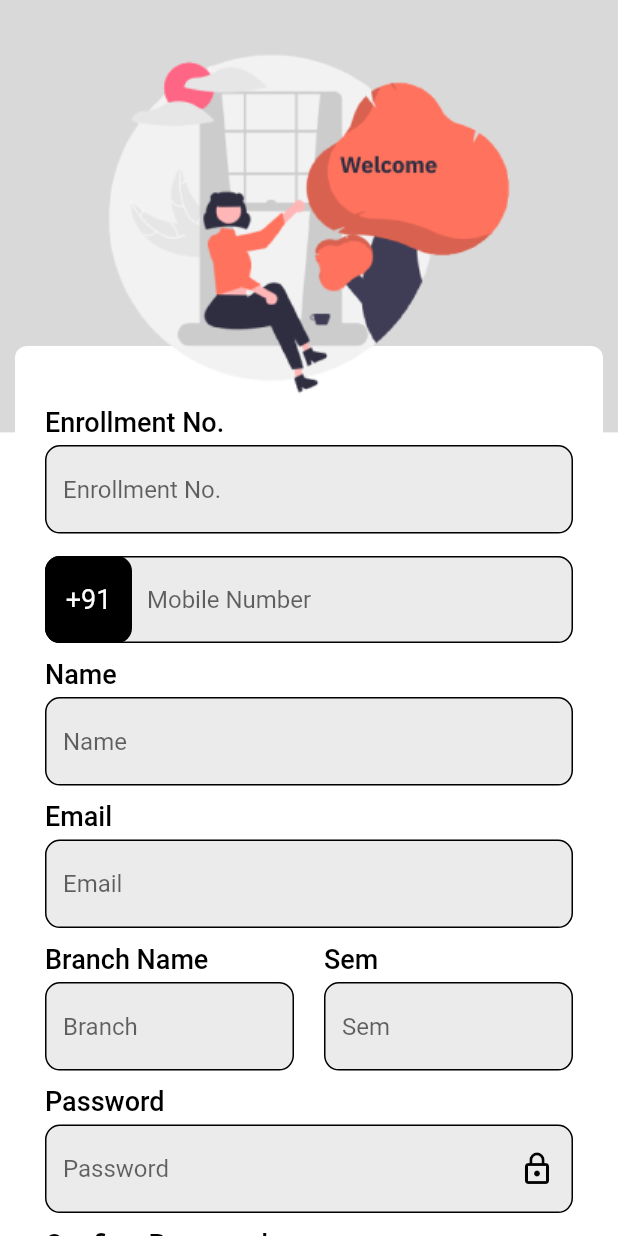
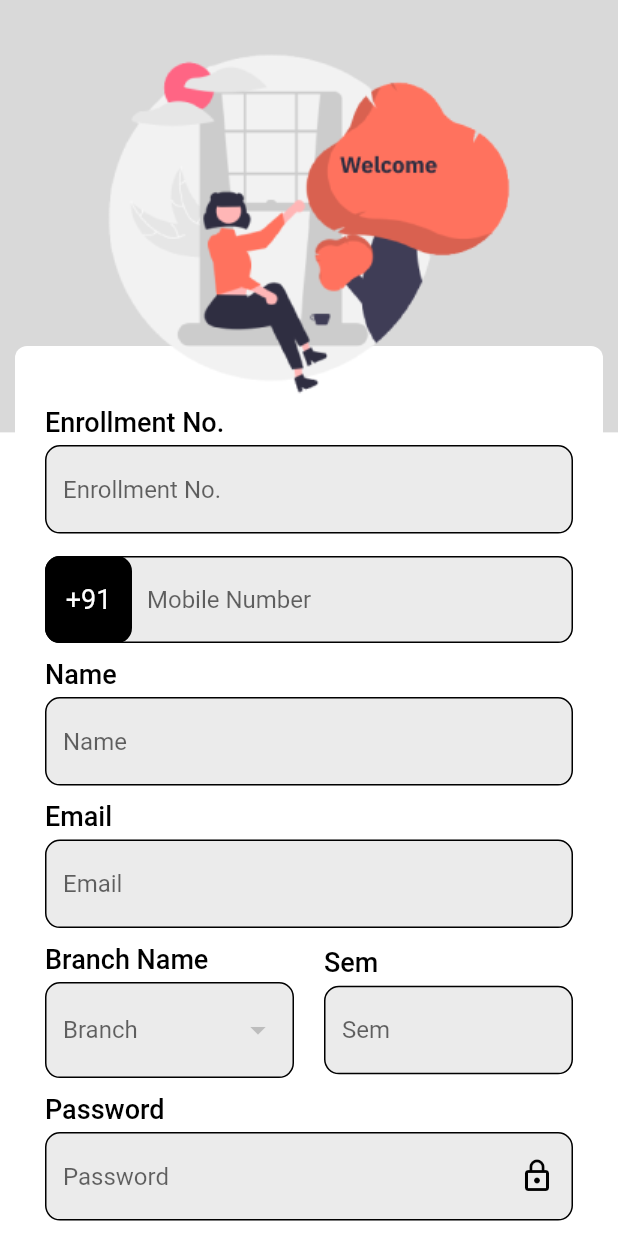
Before and after one commit to Dhruv-Maradiya/CPM_Flutter, a Flutter app: the screen it shows after launch, after a tap on "Create Account", on a phone screen of 412 x 824 dp. Run offline on Flutter 3.47's test engine with Material 2 defaults, Android fonts, the phone set to English and light mode, and no system bars; our stand-ins replace dio, flutter_spinkit, get, loading_indicator, shared_preferences; network calls fail.

```diff
--- a/lib/rest/rest_client.dart
+++ b/lib/rest/rest_client.dart
@@ -55,7 +55,7 @@ class ApiRequest {
 
   Future<ApiResponseModel> get() async {
     try {
-      var resp = await _dio().post(
+      var resp = await _dio().get(
         url,
         queryParameters: queryParameters,
       );
--- a/lib/rest/rest_constants.dart
+++ b/lib/rest/rest_constants.dart
@@ -5,7 +5,7 @@ class RestConstants {
 
   /// Auth related API's urls
   static String studentSignIn = "$baseURL/v1/student/login";
-  static String studentSignUpIn = "$baseURL/v1/student/create";
+  static String studentSignUp = "$baseURL/v1/student";
   static String facultySignIn = "$baseURL/v1/faculty/login";
 
   // Branch related API's urls
--- /dev/null
+++ b/lib/views/create_student_account/controllers/create_student_account_controller.dart
@@ -0,0 +1,77 @@
+import 'package:cpm/rest/model/base_model.dart';
+import 'package:cpm/rest/rest_client.dart';
+import 'package:cpm/rest/rest_constants.dart';
+import 'package:cpm/views/create_student_account/models/get_branches_model.dart'
+    as GetBranchesModel;
+import 'package:flutter/material.dart';
+import 'package:get/get.dart';
+
+class CreateStudentAccountController extends GetxController {
+  var branches = <GetBranchesModel.Datum>[].obs;
+
+  RxBool isObscure = true.obs;
+  RxBool isBranchLoading = true.obs;
+
+  int? selectedBranch;
+
+  final TextEditingController enrollmentNo = TextEditingController();
+  final TextEditingController name = TextEditingController();
+  final TextEditingController email = TextEditingController();
+  final TextEditingController password = TextEditingController();
+  final TextEditingController confirmPassword = TextEditingController();
+  final TextEditingController phone = TextEditingController();
+  final TextEditingController sem = TextEditingController();
+
+  @override
+  // ignore: unnecessary_overrides
+  void onInit() {
+    getBranches();
+    super.onInit();
+  }
+
+  void getBranches() async {
+    ApiRequest request = ApiRequest(url: RestConstants.branchFindMany);
+    isBranchLoading.value = true;
+    ApiResponseModel response = await request.get();
+
+    if (response.success) {
+      var data = GetBranchesModel.GetBranchesModel.fromJson(response.data).data;
+      branches.assignAll(data);
+      isBranchLoading.value = false;
+    } else {
+      final ApiErrorModel apiErrorModel =
+          ApiErrorModel.fromJson(response.error);
+      isBranchLoading.value = false;
+
+      Get.snackbar(apiErrorModel.message, '');
+
+      return null;
+    }
+  }
+
+  void submit() async {
+    ApiRequest request = ApiRequest(url: RestConstants.studentSignUp, data: {
+      "enrollmentNo": enrollmentNo.text,
+      "name": name.text,
+      "password": password.text,
+      "semester": int.parse(sem.text),
+      "branchId": selectedBranch,
+      "email": email.text,
+      "number": phone.text,
+    });
+    isBranchLoading.value = true;
+    ApiResponseModel response = await request.post();
+
+    if (response.success) {
+      Get.snackbar("Success", '');
+    } else {
+      final ApiErrorModel apiErrorModel =
+          ApiErrorModel.fromJson(response.error);
+      isBranchLoading.value = false;
+
+      Get.snackbar(apiErrorModel.message, '');
+
+      return null;
+    }
+  }
+}
--- a/lib/views/create_student_account/create_student_account_screen.dart
+++ b/lib/views/create_student_account/create_student_account_screen.dart
@@ -6,6 +6,6 @@ class CreateStudentAccountScreen extends StatelessWidget {
 
   @override
   Widget build(BuildContext context) {
-    return const CreateStudentAccountScreenWidget();
+    return CreateStudentAccountScreenWidget();
   }
 }
--- a/lib/views/create_student_account/widget/create_student_account_screen_widget.dart
+++ b/lib/views/create_student_account/widget/create_student_account_screen_widget.dart
@@ -1,28 +1,20 @@
 import 'package:cpm/core/constants/pallets.dart';
+import 'package:cpm/views/create_student_account/controllers/create_student_account_controller.dart';
+import 'package:cpm/views/create_student_account/widget/create_student_select_branch.dart';
 import 'package:cpm/views/sign_in_as_student/sign_in_as_student_screen.dart';
 import 'package:flutter/material.dart';
 import 'package:cpm/core/extensions/valid_email.dart';
+import 'package:get/get_state_manager/get_state_manager.dart';
+import 'package:get/instance_manager.dart';
 
-class CreateStudentAccountScreenWidget extends StatefulWidget {
-  const CreateStudentAccountScreenWidget({Key? key}) : super(key: key);
+// ignore: must_be_immutable
+class CreateStudentAccountScreenWidget extends StatelessWidget {
+  static final GlobalKey<FormState> _formKey = GlobalKey<FormState>();
 
-  @override
-  State<CreateStudentAccountScreenWidget> createState() =>
-      _CreateStudentAccountScreenWidgetState();
-}
+  CreateStudentAccountController createStudentAccountController =
+      Get.put(CreateStudentAccountController());
 
-class _CreateStudentAccountScreenWidgetState
-    extends State<CreateStudentAccountScreenWidget> {
-  bool isObscure = true;
-  static final GlobalKey<FormState> _formKey = GlobalKey<FormState>();
-  final TextEditingController _enrollmentNo = TextEditingController();
-  final TextEditingController _name = TextEditingController();
-  final TextEditingController _email = TextEditingController();
-  final TextEditingController _password = TextEditingController();
-  final TextEditingController _confirmPassword = TextEditingController();
-  final TextEditingController _phone = TextEditingController();
-  final TextEditingController _sem = TextEditingController();
-  final TextEditingController _branch = TextEditingController();
+  CreateStudentAccountScreenWidget({super.key});
 
   @override
   Widget build(BuildContext context) {
@@ -97,7 +89,8 @@ class _CreateStudentAccountScreenWidgetState
                                 return isValid ? null : msg;
                               },
                               maxLength: 12,
-                              controller: _enrollmentNo,
+                              controller:
+                                  createStudentAccountController.enrollmentNo,
                               decoration: InputDecoration(
                                 counterText: "",
                                 hintText: "Enrollment No.",
@@ -135,7 +128,7 @@ class _CreateStudentAccountScreenWidgetState
                             // MOBILE NUMBER
 
                             TextFormField(
-                              controller: _phone,
+                              controller: createStudentAccountController.phone,
                               decoration: InputDecoration(
                                 hintText: "Mobile Number",
                                 contentPadding: EdgeInsets.zero,
@@ -219,7 +212,7 @@ class _CreateStudentAccountScreenWidgetState
                               height: 5,
                             ),
                             TextFormField(
-                              controller: _name,
+                              controller: createStudentAccountController.name,
                               decoration: InputDecoration(
                                 hintText: "Name",
                                 focusColor: Pallets.scaffoldBgColor,
@@ -285,7 +278,7 @@ class _CreateStudentAccountScreenWidgetState
                               height: 5,
                             ),
                             TextFormField(
-                              controller: _email,
+                              controller: createStudentAccountController.email,
                               decoration: InputDecoration(
                                 hintText: "Email",
                                 focusColor: Pallets.scaffoldBgColor,
@@ -354,53 +347,56 @@ class _CreateStudentAccountScreenWidgetState
                                       const SizedBox(
                                         height: 5,
                                       ),
-                                      TextFormField(
-                                        controller: _branch,
-                                        decoration: InputDecoration(
-                                          hintText: "Branch",
-                                          focusColor: Pallets.scaffoldBgColor,
-                                          disabledBorder: OutlineInputBorder(
-                                              borderRadius:
-                                                  BorderRadius.circular(10),
-                                              borderSide: const BorderSide(
-                                                color: Pallets.primaryColor,
-                                              )),
-                                          focusedBorder: OutlineInputBorder(
-                                              borderRadius:
-                                                  BorderRadius.circular(10),
-                                              borderSide: const BorderSide(
-                                                color: Pallets.primaryColor,
-                                              )),
-                                          enabledBorder: OutlineInputBorder(
-                                              borderRadius:
-                                                  BorderRadius.circular(10),
-                                              borderSide: const BorderSide(
-                                                color: Pallets.primaryColor,
-                                              )),
-                                          border: OutlineInputBorder(
-                                            borderRadius:
-                                                BorderRadius.circular(10),
-                                            borderSide: const BorderSide(
-                                              color: Pallets.primaryColor,
-                                            ),
-                                          ),
-                                          filled: true,
-                                          fillColor: Pallets.textFieldBgColor,
-                                        ),
-                                        keyboardType: TextInputType.number,
-                                        textInputAction: TextInputAction.next,
-                                        cursorColor: Pallets.primaryColor,
-                                        validator: (value) {
-                                          bool isValid = true;
-                                          String msg = 'Select valid Branch.';
+                                      // TextFormField(
+                                      //   controller:
+                                      //       createStudentAccountController
+                                      //           .branch,
+                                      //   decoration: InputDecoration(
+                                      //     hintText: "Branch",
+                                      //     focusColor: Pallets.scaffoldBgColor,
+                                      //     disabledBorder: OutlineInputBorder(
+                                      //         borderRadius:
+                                      //             BorderRadius.circular(10),
+                                      //         borderSide: const BorderSide(
+                                      //           color: Pallets.primaryColor,
+                                      //         )),
+                                      //     focusedBorder: OutlineInputBorder(
+                                      //         borderRadius:
+                                      //             BorderRadius.circular(10),
+                                      //         borderSide: const BorderSide(
+                                      //           color: Pallets.primaryColor,
+                                      //         )),
+                                      //     enabledBorder: OutlineInputBorder(
+                                      //         borderRadius:
+                                      //             BorderRadius.circular(10),
+                                      //         borderSide: const BorderSide(
+                                      //           color: Pallets.primaryColor,
+                                      //         )),
+                                      //     border: OutlineInputBorder(
+                                      //       borderRadius:
+                                      //           BorderRadius.circular(10),
+                                      //       borderSide: const BorderSide(
+                                      //         color: Pallets.primaryColor,
+                                      //       ),
+                                      //     ),
+                                      //     filled: true,
+                                      //     fillColor: Pallets.textFieldBgColor,
+                                      //   ),
+                                      //   keyboardType: TextInputType.number,
+                                      //   textInputAction: TextInputAction.next,
+                                      //   cursorColor: Pallets.primaryColor,
+                                      //   validator: (value) {
+                                      //     bool isValid = true;
+                                      //     String msg = 'Select valid Branch.';
 
-                                          if (value!.isEmpty) {
-                                            isValid = false;
-                                          }
+                                      //     if (value!.isEmpty) {
+                                      //       isValid = false;
+                                      //     }
 
-                                          return isValid ? null : msg;
-                                        },
-                                      ),
+                                      //     return isValid ? null : msg;
+                                      //   },
+                                      // ),
+                                      SelectBranchDropDownState()
                                     ],
                                   ),
                                 ),
@@ -424,7 +420,8 @@ class _CreateStudentAccountScreenWidgetState
                                         height: 5,
                                       ),
                                       TextFormField(
-                                        controller: _sem,
+                                        controller:
+                                            createStudentAccountController.sem,
                                         decoration: InputDecoration(
                                           hintText: "Sem",
                                           focusColor: Pallets.scaffoldBgColor,
@@ -489,8 +486,9 @@ class _CreateStudentAccountScreenWidgetState
                             const SizedBox(
                               height: 5,
                             ),
-                            TextFormField(
-                              controller: _password,
+                            Obx(() => TextFormField(
+                                  controller:
+                                      createStudentAccountController.password,
                                   decoration: InputDecoration(
                                     hintText: "Password",
                                     focusColor: Pallets.scaffoldBgColor,
@@ -519,19 +517,22 @@ class _CreateStudentAccountScreenWidgetState
                                     fillColor: Pallets.textFieldBgColor,
                                     suffixIcon: InkWell(
                                       onTap: () {
-                                    setState(() {
-                                      isObscure = !isObscure;
-                                    });
+                                        createStudentAccountController
+                                                .isObscure.value =
+                                            !createStudentAccountController
+                                                .isObscure.value;
                                       },
                                       child: Icon(
-                                    isObscure
+                                        createStudentAccountController
+                                                .isObscure.value
                                             ? Icons.lock_outline
                                             : Icons.lock_open_outlined,
                                         color: Pallets.primaryColor,
                                       ),
                                     ),
                                   ),
-                              obscureText: isObscure,
+                                  obscureText: createStudentAccountController
+                                      .isObscure.value,
                                   keyboardType: TextInputType.text,
                                   textInputAction: TextInputAction.next,
                                   cursorColor: Pallets.primaryColor,
@@ -552,7 +553,7 @@ class _CreateStudentAccountScreenWidgetState
 
                                     return isValid ? null : msg;
                                   },
-                            ),
+                                )),
                             // CONFIRM PASSWORD
                             const SizedBox(
                               height: 10,
@@ -568,7 +569,8 @@ class _CreateStudentAccountScreenWidgetState
                               height: 5,
                             ),
                             TextFormField(
-                                controller: _confirmPassword,
+                                controller: createStudentAccountController
+                                    .confirmPassword,
                                 decoration: InputDecoration(
                                   hintText: "Confirm Password",
                                   focusColor: Pallets.scaffoldBgColor,
@@ -609,7 +611,9 @@ class _CreateStudentAccountScreenWidgetState
                                     isValid = false;
                                   }
                                   // ignore: unrelated_type_equality_checks
-                                  if (_password.value.text != value) {
+                                  if (createStudentAccountController
+                                          .password.value.text !=
+                                      value) {
                                     isValid = false;
                                   }
 
@@ -621,10 +625,7 @@ class _CreateStudentAccountScreenWidgetState
                             MaterialButton(
                               onPressed: () {
                                 if (_formKey.currentState!.validate()) {
-                                  ScaffoldMessenger.of(context).showSnackBar(
-                                    const SnackBar(
-                                        content: Text('Processing Data')),
-                                  );
+                                  createStudentAccountController.submit();
                                 }
                               },
                               color: Pallets.primaryColor,
--- a/lib/views/create_student_account/widget/create_student_select_branch.dart
+++ b/lib/views/create_student_account/widget/create_student_select_branch.dart
@@ -1,70 +1,65 @@
-import 'package:cpm/views/create_student_account/controllers/get_branch_controller.dart';
+import 'package:cpm/core/constants/pallets.dart';
+import 'package:cpm/views/create_student_account/controllers/create_student_account_controller.dart';
 import 'package:flutter/material.dart';
+import 'package:flutter_spinkit/flutter_spinkit.dart';
+import 'package:get/get_state_manager/get_state_manager.dart';
+import 'package:get/instance_manager.dart';
 
-List<Branch> list = <Branch>[
-  Branch(
-    1,
-    'Computer Engineering',
-    'CE',
-  ),
-  Branch(
-    2,
-    'Computer Engineering',
-    'CE',
-  ),
-  Branch(
-    3,
-    'Computer Engineering',
-    'CE',
-  )
-];
+class SelectBranchDropDownState extends StatelessWidget {
+  final CreateStudentAccountController getBranchController =
+      Get.put(CreateStudentAccountController());
 
-class Branch {
-  final int id;
-  final String name;
-  final String displayName;
-
-  Branch(this.id, this.name, this.displayName);
-}
-
-class SelectBranchDropDown extends StatefulWidget {
-  const SelectBranchDropDown({super.key});
-
-  @override
-  State<SelectBranchDropDown> createState() => _SelectBranchDropDownState();
-}
-
-class _SelectBranchDropDownState extends State<SelectBranchDropDown> {
-  String dropdownValue = list.first.id.toString();
+  SelectBranchDropDownState({super.key});
 
   @override
   Widget build(BuildContext context) {
-    return FutureBuilder(
-      future: GetBranch().getBranches(context),
-      builder: (context, snapshot) {
-        return DropdownButton<String>(
-          value: dropdownValue,
-          icon: const Icon(Icons.arrow_downward),
-          elevation: 16,
-          style: const TextStyle(color: Colors.deepPurple),
-          underline: Container(
-            height: 2,
-            color: Colors.deepPurpleAccent,
+    return Obx(
+      () => DropdownButtonFormField<String>(
+        decoration: InputDecoration(
+          filled: true,
+          fillColor: Pallets.textFieldBgColor,
+          disabledBorder: OutlineInputBorder(
+              borderRadius: BorderRadius.circular(10),
+              borderSide: const BorderSide(
+                color: Pallets.primaryColor,
+              )),
+          focusedBorder: OutlineInputBorder(
+              borderRadius: BorderRadius.circular(10),
+              borderSide: const BorderSide(
+                color: Pallets.primaryColor,
+              )),
+          enabledBorder: OutlineInputBorder(
+              borderRadius: BorderRadius.circular(10),
+              borderSide: const BorderSide(
+                color: Pallets.primaryColor,
+              )),
+          border: OutlineInputBorder(
+            borderRadius: BorderRadius.circular(10),
+            borderSide: const BorderSide(
+              color: Pallets.primaryColor,
+            ),
           ),
-          onChanged: (String? value) {
-            // This is called when the user selects an item.
-            setState(() {
-              dropdownValue = value!;
-            });
-          },
-          items: list.map<DropdownMenuItem<String>>((Branch value) {
-            return DropdownMenuItem<String>(
-              value: value.id.toString(),
-              child: Text(value.displayName),
-            );
-          }).toList(),
-        );
-      },
+        ),
+        onChanged: (String? value) {
+          getBranchController.selectedBranch = int.parse(value!);
+        },
+        hint: const Text("Branch"),
+        items: getBranchController.branches.isNotEmpty
+            ? getBranchController.branches.map(
+                (e) {
+                  return DropdownMenuItem<String>(
+                    value: e.id.toString(),
+                    child: Text(e.displayName),
+                  );
+                },
+              ).toList()
+            : null,
+        validator: (value) {
+          if (value == null || value.isEmpty) {
+            return "Please select branch";
+          }
+        },
+      ),
     );
   }
 }
--- a/pubspec.yaml
+++ b/pubspec.yaml
@@ -39,6 +39,8 @@ dependencies:
   dio: ^4.0.6
   get:
   shared_preferences: ^2.0.17
+  flutter_spinkit: ^5.1.0
+  loading_indicator: ^3.1.0
 
 
 dev_dependencies:
```
Also changed, not shown: lib/utils/app_utils.dart (added, +27 -0 lines), lib/views/create_student_account/controllers/get_branch_controller.dart (deleted, +0 -26 lines), pubspec.lock. Lines whose indentation alone changed are shown as unchanged.
